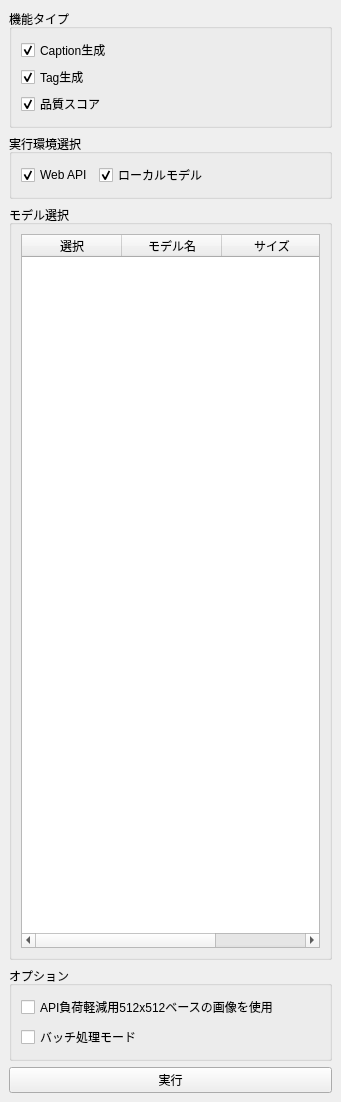
Above: src/lorairo/gui/designer/AnnotationControlWidget.ui from NEXTAltair/LoRAIro before the change. Below: the same form after it.
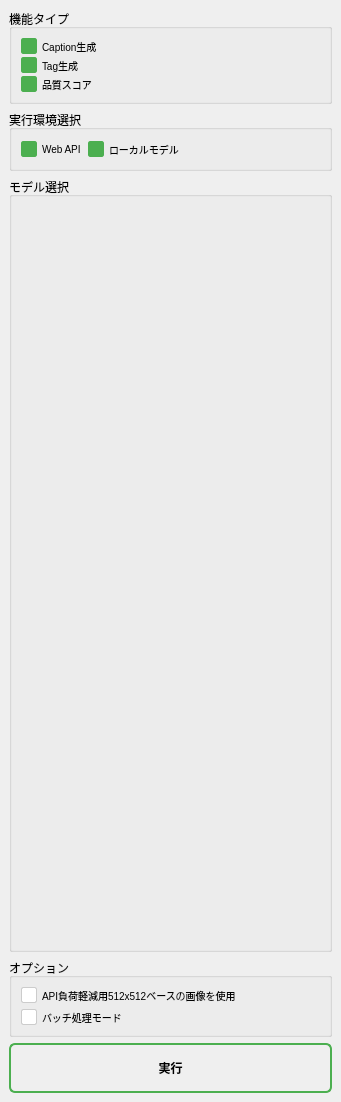
That is the form after the change. Custom widgets are drawn as their Qt base class.

Commit message: feat: implement ModelSelectionTableWidget separation from AnnotationControlWidget

```diff
--- a/src/lorairo/gui/designer/AnnotationControlWidget.ui
+++ b/src/lorairo/gui/designer/AnnotationControlWidget.ui
@@ -46,6 +46,27 @@
         <property name="checked">
          <bool>true</bool>
         </property>
+        <property name="styleSheet">
+         <string notr="true">QCheckBox {
+    font-size: 10px;
+    font-weight: normal;
+    spacing: 5px;
+}
+QCheckBox::indicator {
+    width: 14px;
+    height: 14px;
+}
+QCheckBox::indicator:unchecked {
+    border: 1px solid #ccc;
+    background-color: white;
+    border-radius: 2px;
+}
+QCheckBox::indicator:checked {
+    border: 1px solid #4CAF50;
+    background-color: #4CAF50;
+    border-radius: 2px;
+}</string>
+        </property>
        </widget>
       </item>
       <item row="1" column="0">
@@ -56,6 +77,27 @@
         <property name="checked">
          <bool>true</bool>
         </property>
+        <property name="styleSheet">
+         <string notr="true">QCheckBox {
+    font-size: 10px;
+    font-weight: normal;
+    spacing: 5px;
+}
+QCheckBox::indicator {
+    width: 14px;
+    height: 14px;
+}
+QCheckBox::indicator:unchecked {
+    border: 1px solid #ccc;
+    background-color: white;
+    border-radius: 2px;
+}
+QCheckBox::indicator:checked {
+    border: 1px solid #4CAF50;
+    background-color: #4CAF50;
+    border-radius: 2px;
+}</string>
+        </property>
        </widget>
       </item>
       <item row="2" column="0">
@@ -66,6 +108,27 @@
         <property name="checked">
          <bool>true</bool>
         </property>
+        <property name="styleSheet">
+         <string notr="true">QCheckBox {
+    font-size: 10px;
+    font-weight: normal;
+    spacing: 5px;
+}
+QCheckBox::indicator {
+    width: 14px;
+    height: 14px;
+}
+QCheckBox::indicator:unchecked {
+    border: 1px solid #ccc;
+    background-color: white;
+    border-radius: 2px;
+}
+QCheckBox::indicator:checked {
+    border: 1px solid #4CAF50;
+    background-color: #4CAF50;
+    border-radius: 2px;
+}</string>
+        </property>
        </widget>
       </item>
      </layout>
@@ -88,6 +151,27 @@
         <property name="checked">
          <bool>true</bool>
         </property>
+        <property name="styleSheet">
+         <string notr="true">QCheckBox {
+    font-size: 10px;
+    font-weight: normal;
+    spacing: 5px;
+}
+QCheckBox::indicator {
+    width: 14px;
+    height: 14px;
+}
+QCheckBox::indicator:unchecked {
+    border: 1px solid #ccc;
+    background-color: white;
+    border-radius: 2px;
+}
+QCheckBox::indicator:checked {
+    border: 1px solid #4CAF50;
+    background-color: #4CAF50;
+    border-radius: 2px;
+}</string>
+        </property>
        </widget>
       </item>
       <item>
@@ -98,6 +182,27 @@
         <property name="checked">
          <bool>true</bool>
         </property>
+        <property name="styleSheet">
+         <string notr="true">QCheckBox {
+    font-size: 10px;
+    font-weight: normal;
+    spacing: 5px;
+}
+QCheckBox::indicator {
+    width: 14px;
+    height: 14px;
+}
+QCheckBox::indicator:unchecked {
+    border: 1px solid #ccc;
+    background-color: white;
+    border-radius: 2px;
+}
+QCheckBox::indicator:checked {
+    border: 1px solid #4CAF50;
+    background-color: #4CAF50;
+    border-radius: 2px;
+}</string>
+        </property>
        </widget>
       </item>
       <item>
@@ -123,82 +228,13 @@
      </property>
      <layout class="QVBoxLayout" name="verticalLayoutModels">
       <item>
-       <widget class="QTableWidget" name="tableWidgetModels">
+       <widget class="ModelSelectionTableWidget" name="modelSelectionTable">
         <property name="sizePolicy">
          <sizepolicy hsizetype="Expanding" vsizetype="Expanding">
           <horstretch>0</horstretch>
           <verstretch>1</verstretch>
          </sizepolicy>
         </property>
-        <property name="maximumSize">
-         <size>
-          <width>16777203</width>
-          <height>16777215</height>
-         </size>
-        </property>
-        <property name="alternatingRowColors">
-         <bool>true</bool>
-        </property>
-        <property name="selectionBehavior">
-         <enum>QAbstractItemView::SelectionBehavior::SelectRows</enum>
-        </property>
-        <property name="horizontalScrollMode">
-         <enum>QAbstractItemView::ScrollMode::ScrollPerItem</enum>
-        </property>
-        <property name="gridStyle">
-         <enum>Qt::PenStyle::SolidLine</enum>
-        </property>
-        <property name="sortingEnabled">
-         <bool>true</bool>
-        </property>
-        <property name="wordWrap">
-         <bool>true</bool>
-        </property>
-        <property name="columnCount">
-         <number>3</number>
-        </property>
-        <attribute name="horizontalHeaderVisible">
-         <bool>true</bool>
-        </attribute>
-        <attribute name="horizontalHeaderCascadingSectionResizes">
-         <bool>false</bool>
-        </attribute>
-        <attribute name="horizontalHeaderHighlightSections">
-         <bool>false</bool>
-        </attribute>
-        <attribute name="horizontalHeaderShowSortIndicator" stdset="0">
-         <bool>true</bool>
-        </attribute>
-        <attribute name="horizontalHeaderStretchLastSection">
-         <bool>false</bool>
-        </attribute>
-        <attribute name="verticalHeaderVisible">
-         <bool>false</bool>
-        </attribute>
-        <attribute name="verticalHeaderCascadingSectionResizes">
-         <bool>false</bool>
-        </attribute>
-        <attribute name="verticalHeaderDefaultSectionSize">
-         <number>30</number>
-        </attribute>
-        <attribute name="verticalHeaderStretchLastSection">
-         <bool>false</bool>
-        </attribute>
-        <column>
-         <property name="text">
-          <string>選択</string>
-         </property>
-        </column>
-        <column>
-         <property name="text">
-          <string>モデル名</string>
-         </property>
-        </column>
-        <column>
-         <property name="text">
-          <string>サイズ</string>
-         </property>
-        </column>
        </widget>
       </item>
      </layout>
@@ -215,6 +251,27 @@
         <property name="text">
          <string>API負荷軽減用512x512ベースの画像を使用</string>
         </property>
+        <property name="styleSheet">
+         <string notr="true">QCheckBox {
+    font-size: 10px;
+    font-weight: normal;
+    spacing: 5px;
+}
+QCheckBox::indicator {
+    width: 14px;
+    height: 14px;
+}
+QCheckBox::indicator:unchecked {
+    border: 1px solid #ccc;
+    background-color: white;
+    border-radius: 2px;
+}
+QCheckBox::indicator:checked {
+    border: 1px solid #4CAF50;
+    background-color: #4CAF50;
+    border-radius: 2px;
+}</string>
+        </property>
        </widget>
       </item>
       <item>
@@ -222,6 +279,27 @@
         <property name="text">
          <string>バッチ処理モード</string>
         </property>
+        <property name="styleSheet">
+         <string notr="true">QCheckBox {
+    font-size: 10px;
+    font-weight: normal;
+    spacing: 5px;
+}
+QCheckBox::indicator {
+    width: 14px;
+    height: 14px;
+}
+QCheckBox::indicator:unchecked {
+    border: 1px solid #ccc;
+    background-color: white;
+    border-radius: 2px;
+}
+QCheckBox::indicator:checked {
+    border: 1px solid #4CAF50;
+    background-color: #4CAF50;
+    border-radius: 2px;
+}</string>
+        </property>
        </widget>
       </item>
      </layout>
@@ -237,12 +315,44 @@
        <property name="text">
         <string>実行</string>
        </property>
+       <property name="styleSheet">
+        <string notr="true">QPushButton {
+    font-size: 12px;
+    font-weight: bold;
+    padding: 8px 16px;
+    border: 2px solid #4CAF50;
+    border-radius: 6px;
+    background-color: palette(button);
+    color: palette(buttonText);
+    min-height: 30px;
+}
+QPushButton:hover {
+    background-color: palette(highlight);
+    color: palette(highlightedText);
+}
+QPushButton:pressed {
+    background-color: #4CAF50;
+    color: white;
+}
+QPushButton:disabled {
+    background-color: palette(window);
+    color: palette(mid);
+    border-color: palette(mid);
+}</string>
+       </property>
       </widget>
      </item>
     </layout>
    </item>
   </layout>
  </widget>
+ <customwidgets>
+  <customwidget>
+   <class>ModelSelectionTableWidget</class>
+   <extends>QWidget</extends>
+   <header>lorairo.gui.widgets.model_selection_table_widget</header>
+  </customwidget>
+ </customwidgets>
  <resources/>
  <connections/>
 </ui>
```
The commit also changes 6 other files.
